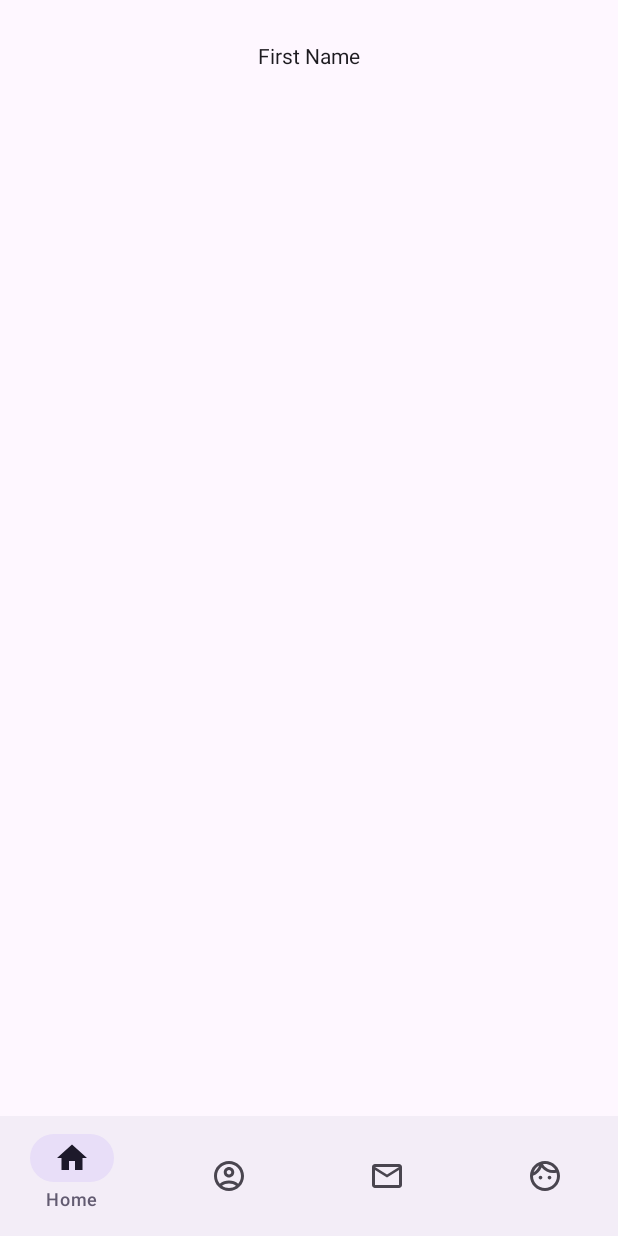
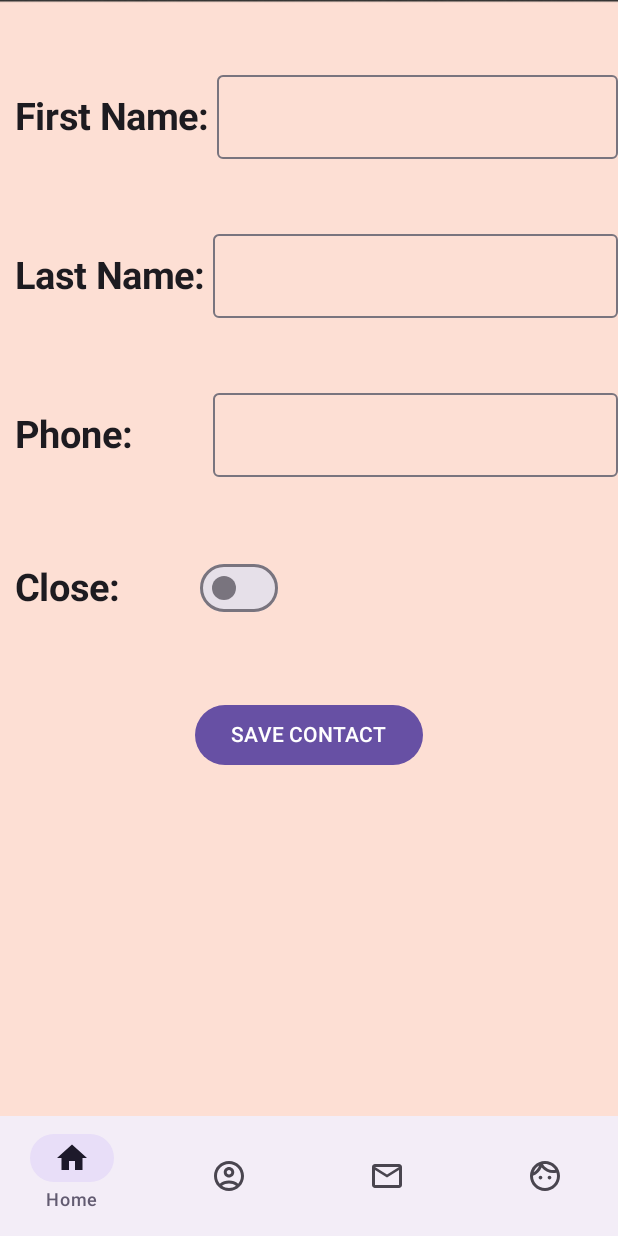
Before and after one commit to VESIT-CMPN-Projects/2023-24-TE43, an Android app built with Jetpack Compose: the emergencyList screen opened through its navigation route, on a phone screen of 412 x 824 dp. Run offline under Robolectric (Android 15) with nearby library versions, the phone set to English and light mode, and no system bars.

Commit message:
Added Emergency List Form

```diff
--- a/app/src/main/java/com/example/empoweher/screen/EmergencyList.kt
+++ b/app/src/main/java/com/example/empoweher/screen/EmergencyList.kt
@@ -1,34 +1,163 @@
 package com.example.empoweher.screen
 
+import android.widget.Toast
+import androidx.compose.foundation.Image
 import androidx.compose.foundation.layout.Arrangement
+import androidx.compose.foundation.layout.Box
 import androidx.compose.foundation.layout.Column
 import androidx.compose.foundation.layout.Row
 import androidx.compose.foundation.layout.Spacer
 import androidx.compose.foundation.layout.fillMaxSize
+import androidx.compose.foundation.layout.fillMaxWidth
 import androidx.compose.foundation.layout.height
+import androidx.compose.foundation.layout.width
+import androidx.compose.material3.Button
+import androidx.compose.material3.ExperimentalMaterial3Api
+import androidx.compose.material3.OutlinedTextField
+import androidx.compose.material3.Switch
 import androidx.compose.material3.Text
 import androidx.compose.runtime.Composable
+import androidx.compose.runtime.getValue
+import androidx.compose.runtime.mutableStateOf
+import androidx.compose.runtime.*
 import androidx.compose.ui.Alignment
 import androidx.compose.ui.Modifier
+import androidx.compose.ui.graphics.Color
+import androidx.compose.ui.layout.ContentScale
+import androidx.compose.ui.platform.LocalContext
+import androidx.compose.ui.res.painterResource
+import androidx.compose.ui.text.font.FontWeight
 import androidx.compose.ui.unit.dp
+import androidx.compose.ui.unit.sp
+import com.example.empoweher.R
 
+@OptIn(ExperimentalMaterial3Api::class)
 @Composable
 fun EmergencyList() {
-    Column(
-        modifier = Modifier.fillMaxSize(),
-        verticalArrangement = Arrangement.Center,
-        horizontalAlignment = Alignment.CenterHorizontally
-    ){
-        Spacer(Modifier.height(30.dp))
-        Row(
+
+    val context= LocalContext.current
+
+    val painter = painterResource(id = R.drawable.background_for_form)
+    var fName by remember{
+        mutableStateOf("")
+    }
+    var lName by remember{
+        mutableStateOf("")
+    }
+    var pNum by remember{
+        mutableStateOf("")
+    }
+    var checked by remember { mutableStateOf(false) }
+    Box(modifier = Modifier.fillMaxSize()) {
+        Image(
+            painter = painter,
+            contentDescription = "Background",
+            contentScale = ContentScale.Crop,
+            modifier = Modifier.fillMaxSize()
+
+        )
+        Column(
             modifier = Modifier.fillMaxSize(),
-            horizontalArrangement= Arrangement.Center
-        ){
-            Text(text = "First Name")
+            horizontalAlignment = Alignment.CenterHorizontally
+
+        ) {
+            Spacer(Modifier.height(50.dp))
+            Row(
+                modifier = Modifier.fillMaxWidth(),
+                verticalAlignment = Alignment.CenterVertically
+            ) {
+                Spacer(modifier = Modifier.width(10.dp))
+                Text(
+                    text = "First Name: ",
+                    fontSize = 25.sp,
+                    fontWeight = FontWeight.Bold,
+                )
+                OutlinedTextField(
+                    value = fName,
+                    onValueChange = { str ->
+                        fName = str
+
+                    })
+
+
+            }
+            Spacer(Modifier.height(50.dp))
+            Row(
+                modifier = Modifier.fillMaxWidth(),
+                verticalAlignment = Alignment.CenterVertically
+            ) {
+                Spacer(modifier = Modifier.width(10.dp))
+                Text(
+                    text = "Last Name: ",
+                    fontSize = 25.sp,
+                    fontWeight = FontWeight.Bold,
+                )
+                OutlinedTextField(
+                    value = lName,
+                    onValueChange = { str ->
+                        lName = str
+
+                    })
+
+
+            }
+            Spacer(Modifier.height(50.dp))
+            Row(
+                modifier = Modifier.fillMaxWidth(),
+                verticalAlignment = Alignment.CenterVertically
+            ) {
+                Spacer(modifier = Modifier.width(10.dp))
+                Text(
+                    text = "Phone: ",
+                    fontSize = 25.sp,
+                    fontWeight = FontWeight.Bold,
+                )
+                Spacer(modifier = Modifier.width(48.dp))
+                OutlinedTextField(
+                    value = pNum,
+                    onValueChange = { str ->
+                        pNum = str
+
+                    })
+
+            }
+            Spacer(Modifier.height(50.dp))
+            Row(
+                modifier = Modifier.fillMaxWidth(),
+                verticalAlignment = Alignment.CenterVertically
+            ) {
+                Spacer(modifier = Modifier.width(10.dp))
+                Text(
+                    text = "Close: ",
+                    fontSize = 25.sp,
+                    fontWeight = FontWeight.Bold,
+                )
+                Spacer(modifier = Modifier.width(48.dp))
+                Switch(
+                    checked = checked,
+                    onCheckedChange ={check->
+                        checked=check
+
+                    } )
+            }
+            Spacer(Modifier.height(50.dp))
+            Row(
+                modifier = Modifier.fillMaxWidth(),
+                horizontalArrangement=Arrangement.Center,
+                verticalAlignment = Alignment.CenterVertically
+            ) {
+                Button(onClick = {
+                    Toast.makeText(context,"Hello",Toast.LENGTH_LONG).show()
+                }) {
+                    Text(text = "SAVE CONTACT")
+
+                }
+
+
+            }
 
 
         }
-
     }
 
 }
```
Also changed, not shown: app/src/main/res/drawable/background_for_form.png (added).
